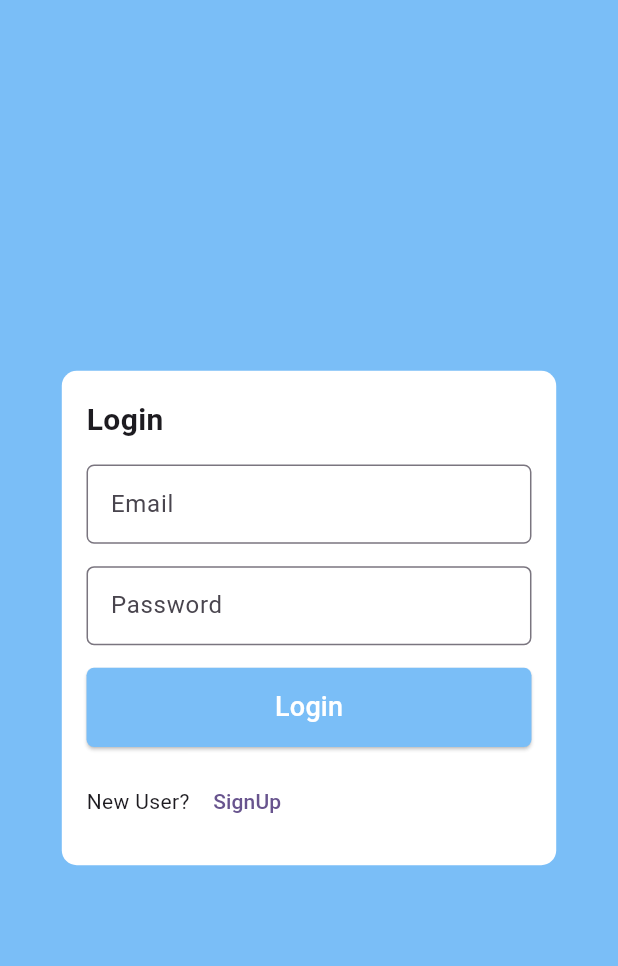
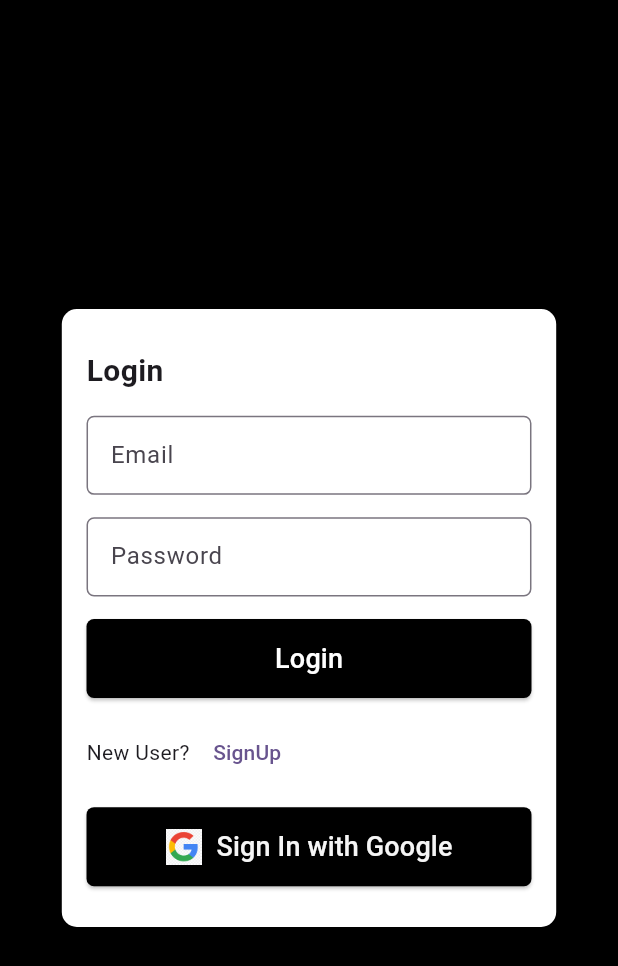
Before and after one commit to Princeofnorth06/sih_internship_app, a Flutter app: the screen it shows after launch, after a tap on "Sign Up", after a tap on "Login", on a phone screen of 412 x 824 dp. Shown: the top 966 px of the screen. Run offline on Flutter 3.47's test engine with Material 3 defaults, Android fonts, the phone set to English and light mode, and no system bars; our stand-ins replace animated_bottom_navigation_bar, firebase_auth, firebase_core, fluttertoast, google_sign_in; accounts and stored records are empty.

```diff
--- /dev/null
+++ b/lib/helpers/cofig.dart
@@ -0,0 +1,35 @@
+import 'package:flutter/material.dart';
+
+class AppColors {
+  // Primary Colors
+  static const Color primary = Colors.black; // Purple
+  static const Color primaryVariant = Colors.black45; // Darker Purple
+  static const Color secondary = Colors.grey; // Teal
+  static const Color secondaryVariant = Color(0xFF018786); // Darker Teal
+
+  // Background and Surface
+  static const Color background = Color(0xFFF5F5F5); // Light Grey
+  static const Color surface = Color(0xFFFFFFFF); // White
+
+  // Error
+  static const Color error = Color(0xFFB00020); // Red
+
+  // Text Colors
+  static const Color onPrimary =
+      Color(0xFFFFFFFF); // White for primary contrast
+  static const Color onSecondary =
+      Color(0xFF000000); // Black for secondary contrast
+  static const Color onBackground = Color(0xFF000000); // Black on background
+  static const Color onSurface = Color(0xFF000000); // Black on surface
+  static const Color onError = Color(0xFFFFFFFF); // White on error
+
+  // Custom Colors
+  static const Color success = Color(0xFF4CAF50); // Green for success messages
+  static const Color warning = Color(0xFFFFC107); // Amber for warnings
+  static const Color info = Color(0xFF2196F3); // Blue for info messages
+
+  // Grays for borders, dividers, etc.
+  static const Color greyLight = Color(0xFFEEEEEE); // Light Grey
+  static const Color greyMedium = Color(0xFFBDBDBD); // Medium Grey
+  static const Color greyDark = Color(0xFF616161); // Dark Grey
+}
--- a/lib/main.dart
+++ b/lib/main.dart
@@ -1,7 +1,13 @@
 import 'package:flutter/material.dart';
 import 'package:sih_internship_app/screens/splash_screen.dart';
+import 'package:firebase_core/firebase_core.dart';
+import 'firebase_options.dart';
 
-void main() {
+void main() async {
+  WidgetsFlutterBinding.ensureInitialized();
+  await Firebase.initializeApp(
+    options: DefaultFirebaseOptions.currentPlatform,
+  );
   runApp(const MyApp());
 }
 
--- a/lib/screens/auth/login.dart
+++ b/lib/screens/auth/login.dart
@@ -1,4 +1,7 @@
+import 'package:firebase_auth/firebase_auth.dart';
 import 'package:flutter/material.dart';
+import 'package:google_sign_in/google_sign_in.dart';
+import 'package:sih_internship_app/helpers/cofig.dart';
 import 'package:sih_internship_app/helpers/utils.dart';
 import 'package:sih_internship_app/main.dart';
 import 'package:sih_internship_app/screens/auth/signup.dart';
@@ -14,19 +17,65 @@ class _LoginState extends State<Login> {
   final TextEditingController _emailController = TextEditingController();
   final TextEditingController _passwordController = TextEditingController();
 
-  void _signUp() {
+  Future<void> _signInWithGoogle() async {
+    try {
+      final GoogleSignInAccount? googleUser = await GoogleSignIn().signIn();
+      if (googleUser == null) {
+        Utils.showtoast('Google Sign-In canceled.');
+        return;
+      }
+      final GoogleSignInAuthentication googleAuth =
+          await googleUser.authentication;
+
+      final credential = GoogleAuthProvider.credential(
+        accessToken: googleAuth.accessToken,
+        idToken: googleAuth.idToken,
+      );
+
+      UserCredential userCredential =
+          await FirebaseAuth.instance.signInWithCredential(credential);
+
+      Utils.showtoast('Signed in with Google');
+      Navigator.pushReplacement(
+        context,
+        MaterialPageRoute(builder: (context) => const HomePage()),
+      );
+    } on FirebaseAuthException catch (e) {
+      Utils.showtoast('Google Sign-In Failed: ${e.message}');
+    }
+  }
+
+  void _login() async {
     if (_formKey.currentState!.validate()) {
-      // Perform sign-up logic (e.g., API call)
-      Utils.showtoast("Login Succusfull");
-      Navigator.pushReplacement(
-          context, MaterialPageRoute(builder: (context) => const HomePage()));
+      try {
+        UserCredential userCredential =
+            await FirebaseAuth.instance.signInWithEmailAndPassword(
+          email: _emailController.text,
+          password: _passwordController.text,
+        );
+        Utils.showtoast('Login Successful');
+        Navigator.pushReplacement(
+          context,
+          MaterialPageRoute(builder: (context) => const HomePage()),
+        );
+      } on FirebaseAuthException catch (e) {
+        if (e.code == 'user-not-found') {
+          Utils.showtoast('No user found for that email.');
+        } else if (e.code == 'wrong-password') {
+          Utils.showtoast('Wrong password provided.');
+        } else {
+          Utils.showtoast('Login Failed: ${e.message}');
+        }
+      } catch (e) {
+        Utils.showtoast('Login Failed: $e');
+      }
     }
   }
 
   @override
   Widget build(BuildContext context) {
     return Scaffold(
-      backgroundColor: const Color.fromARGB(255, 122, 190, 247),
+      backgroundColor: AppColors.primary,
       // appBar: AppBar(
       //   centerTitle: true,
       //   backgroundColor: const Color.fromARGB(255, 122, 190, 247),
@@ -41,7 +90,7 @@ class _LoginState extends State<Login> {
           key: _formKey,
           child: Center(
             child: Container(
-              height: mq.height * 0.4,
+              height: mq.height * 0.5,
               width: mq.width * 0.8,
               padding: EdgeInsets.symmetric(horizontal: mq.height * 0.02),
               decoration: BoxDecoration(
@@ -110,12 +159,11 @@ class _LoginState extends State<Login> {
                   ),
                   ElevatedButton(
                     style: ElevatedButton.styleFrom(
-                        backgroundColor:
-                            const Color.fromARGB(255, 122, 190, 247),
+                        backgroundColor: AppColors.primary,
                         fixedSize: Size(mq.width * 0.75, mq.height * 0.064),
                         shape: RoundedRectangleBorder(
                             borderRadius: BorderRadius.circular(5))),
-                    onPressed: _signUp,
+                    onPressed: _login,
                     child: const Text(
                       'Login',
                       style: TextStyle(color: Colors.white, fontSize: 18),
@@ -136,7 +184,33 @@ class _LoginState extends State<Login> {
                           },
                           child: const Text('SignUp')),
                     ],
-                  )
+                  ),
+                  SizedBox(
+                    height: mq.height * 0.015,
+                  ),
+                  ElevatedButton(
+                    style: ElevatedButton.styleFrom(
+                      backgroundColor: AppColors.primary,
+                      fixedSize: Size(mq.width * 0.75, mq.height * 0.064),
+                      shape: RoundedRectangleBorder(
+                          borderRadius: BorderRadius.circular(5)),
+                    ),
+                    onPressed: _signInWithGoogle,
+                    child: Row(
+                      mainAxisAlignment: MainAxisAlignment.center,
+                      children: [
+                        Image.asset('assets/images/google.png',
+                            height:
+                                24), // Ensure you add a Google logo in assets
+                        const SizedBox(width: 10),
+                        const Text(
+                          'Sign In with Google',
+                          style: TextStyle(
+                              color: AppColors.background, fontSize: 18),
+                        ),
+                      ],
+                    ),
+                  ),
                 ],
               ),
             ),
--- a/lib/screens/auth/signup.dart
+++ b/lib/screens/auth/signup.dart
@@ -1,4 +1,7 @@
+import 'package:firebase_auth/firebase_auth.dart';
 import 'package:flutter/material.dart';
+import 'package:google_sign_in/google_sign_in.dart';
+import 'package:sih_internship_app/helpers/cofig.dart';
 import 'package:sih_internship_app/helpers/utils.dart';
 import 'package:sih_internship_app/main.dart';
 import 'package:sih_internship_app/screens/home_screen.dart';
@@ -16,19 +19,65 @@ class _SignUpState extends State<SignUp> {
   final TextEditingController _confirmPasswordController =
       TextEditingController();
 
-  void _signUp() {
+  Future<void> _signInWithGoogle() async {
+    try {
+      final GoogleSignInAccount? googleUser = await GoogleSignIn().signIn();
+      if (googleUser == null) {
+        Utils.showtoast('Google Sign-In canceled.');
+        return;
+      }
+      final GoogleSignInAuthentication googleAuth =
+          await googleUser.authentication;
+
+      final credential = GoogleAuthProvider.credential(
+        accessToken: googleAuth.accessToken,
+        idToken: googleAuth.idToken,
+      );
+
+      UserCredential userCredential =
+          await FirebaseAuth.instance.signInWithCredential(credential);
+
+      Utils.showtoast('Signed in with Google');
+      Navigator.pushReplacement(
+        context,
+        MaterialPageRoute(builder: (context) => const HomePage()),
+      );
+    } on FirebaseAuthException catch (e) {
+      Utils.showtoast('Google Sign-In Failed: ${e.message}');
+    }
+  }
+
+  void _signUp() async {
     if (_formKey.currentState!.validate()) {
-      // Perform sign-up logic (e.g., API call)
-      Utils.showtoast('Sign Up Succesfull');
-      Navigator.pushReplacement(
-          context, MaterialPageRoute(builder: (context) => const HomePage()));
+      try {
+        UserCredential userCredential =
+            await FirebaseAuth.instance.createUserWithEmailAndPassword(
+          email: _emailController.text,
+          password: _passwordController.text,
+        );
+        Utils.showtoast('Sign Up Successful');
+        Navigator.pushReplacement(
+          context,
+          MaterialPageRoute(builder: (context) => const HomePage()),
+        );
+      } on FirebaseAuthException catch (e) {
+        if (e.code == 'weak-password') {
+          Utils.showtoast('The password provided is too weak.');
+        } else if (e.code == 'email-already-in-use') {
+          Utils.showtoast('An account already exists for that email.');
+        } else {
+          Utils.showtoast('Sign Up Failed: ${e.message}');
+        }
+      } catch (e) {
+        Utils.showtoast('Sign Up Failed: $e');
+      }
     }
   }
 
   @override
   Widget build(BuildContext context) {
     return Scaffold(
-      backgroundColor: const Color.fromARGB(255, 122, 190, 247),
+      backgroundColor: AppColors.primary,
       // appBar: AppBar(
       //   centerTitle: true,
       //   backgroundColor: const Color.fromARGB(255, 122, 190, 247),
@@ -43,13 +92,13 @@ class _SignUpState extends State<SignUp> {
           key: _formKey,
           child: Center(
             child: Container(
-              height: mq.height * 0.5,
+              height: mq.height * 0.6,
               width: mq.width * 0.8,
               padding: EdgeInsets.symmetric(
                   horizontal: mq.height * 0.02, vertical: mq.width * 0.02),
               decoration: BoxDecoration(
                 borderRadius: BorderRadius.circular(10),
-                color: Colors.white,
+                color: AppColors.background,
               ),
               child: Column(
                 mainAxisAlignment: MainAxisAlignment.center,
@@ -57,7 +106,10 @@ class _SignUpState extends State<SignUp> {
                 children: [
                   const Text(
                     'Sign Up',
-                    style: TextStyle(fontWeight: FontWeight.bold, fontSize: 20),
+                    style: TextStyle(
+                        fontWeight: FontWeight.bold,
+                        fontSize: 20,
+                        color: AppColors.primary),
                   ),
                   const SizedBox(
                     height: 15,
@@ -68,6 +120,7 @@ class _SignUpState extends State<SignUp> {
                     child: TextFormField(
                       controller: _emailController,
                       decoration: const InputDecoration(
+                          //fillColor: AppColors.background,
                           labelText: 'Email',
                           border: OutlineInputBorder(
                               borderRadius:
@@ -136,8 +189,7 @@ class _SignUpState extends State<SignUp> {
                   const SizedBox(height: 20),
                   ElevatedButton(
                     style: ElevatedButton.styleFrom(
-                        backgroundColor:
-                            const Color.fromARGB(255, 122, 190, 247),
+                        backgroundColor: AppColors.primary,
                         fixedSize: Size(mq.width * 0.75, mq.height * 0.064),
                         shape: RoundedRectangleBorder(
                             borderRadius: BorderRadius.circular(5))),
@@ -162,7 +214,33 @@ class _SignUpState extends State<SignUp> {
                           },
                           child: const Text('Login')),
                     ],
-                  )
+                  ),
+                  SizedBox(
+                    height: mq.height * 0.015,
+                  ),
+                  ElevatedButton(
+                    style: ElevatedButton.styleFrom(
+                      backgroundColor: AppColors.primary,
+                      fixedSize: Size(mq.width * 0.75, mq.height * 0.064),
+                      shape: RoundedRectangleBorder(
+                          borderRadius: BorderRadius.circular(5)),
+                    ),
+                    onPressed: _signInWithGoogle,
+                    child: Row(
+                      mainAxisAlignment: MainAxisAlignment.center,
+                      children: [
+                        Image.asset('assets/images/google.png',
+                            height:
+                                24), // Ensure you add a Google logo in assets
+                        const SizedBox(width: 10),
+                        const Text(
+                          'Sign In with Google',
+                          style: TextStyle(
+                              color: AppColors.background, fontSize: 18),
+                        ),
+                      ],
+                    ),
+                  ),
                 ],
               ),
             ),
--- a/pubspec.yaml
+++ b/pubspec.yaml
@@ -37,6 +37,9 @@ dependencies:
   cupertino_icons: ^1.0.6
   animated_bottom_navigation_bar: ^1.3.3
   fluttertoast: ^8.2.8
+  firebase_core: ^3.8.0
+  firebase_auth: ^5.3.3
+  google_sign_in: ^6.2.2
 
 dev_dependencies:
   flutter_test:
```
Also changed, not shown: assets/images/google.png (added), firebase.json (added), lib/firebase_options.dart (added), pubspec.lock, 6 other files.
